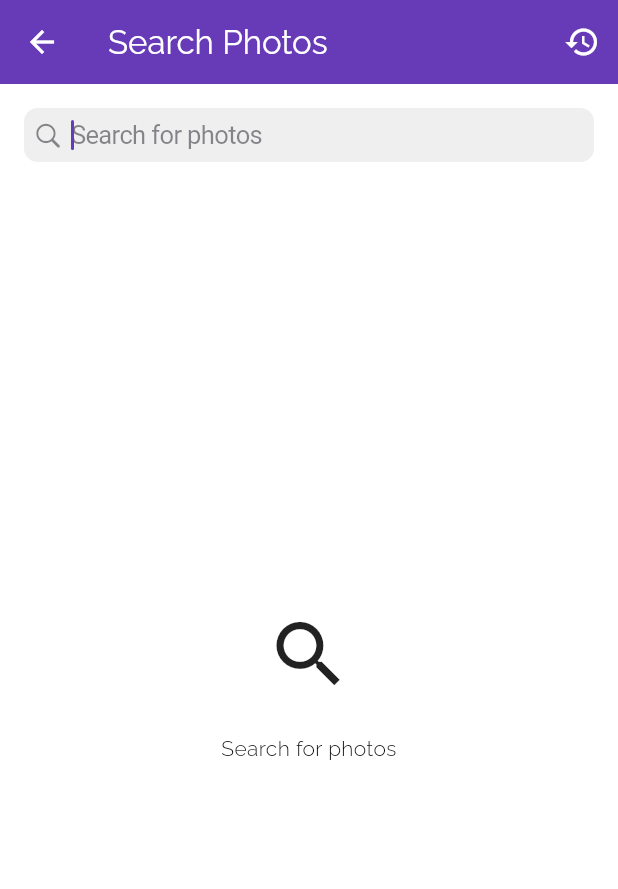
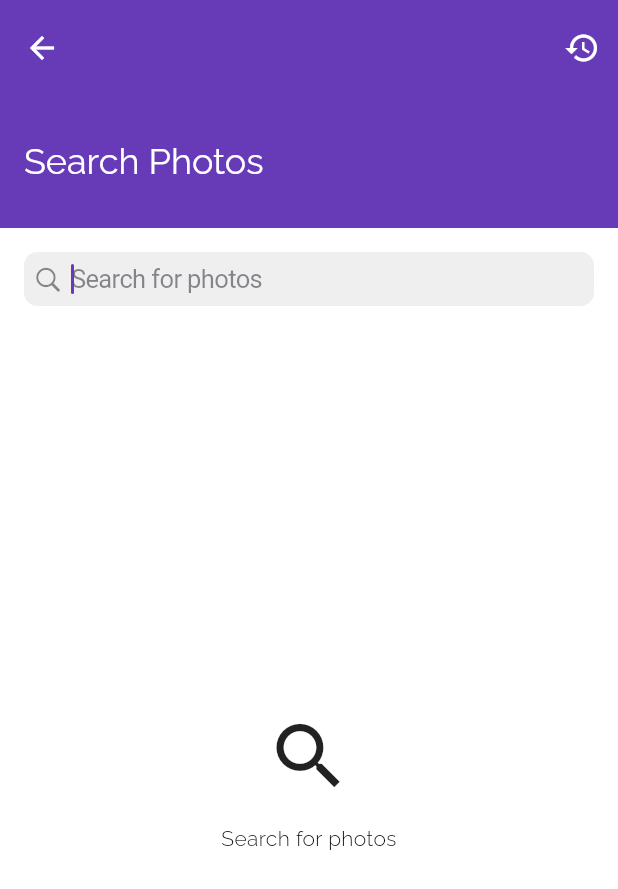
Before and after one commit to rafaelortizzableh/simple_images_app, a Flutter app: the PhotoSearchPage screen opened by its route, on a phone screen of 412 x 824 dp. Shown: the top 889 px of the screen. Run offline on Flutter 3.47's test engine with Material 3 defaults, Android fonts, the phone set to English and light mode, and no system bars; our stand-ins replace cached_network_image, dio, flutter_riverpod, shared_preferences; accounts and stored records are empty; network calls fail.

Commit message:
fix: minor layout fixes

```diff
--- a/lib/features/photos/favorite_photos/ui/favorite_photos_page.dart
+++ b/lib/features/photos/favorite_photos/ui/favorite_photos_page.dart
@@ -74,6 +74,7 @@ class FavoritePhotosPage extends ConsumerWidget {
             ),
           } else ...{
             const SliverFillRemaining(
+              hasScrollBody: false,
               child: _NoPhotosYet(),
             ),
           },
--- a/lib/features/photos/photo_search/state/photo_search_controller.dart
+++ b/lib/features/photos/photo_search/state/photo_search_controller.dart
@@ -30,7 +30,7 @@ class PhotoSearchController extends StateNotifier<PhotoSearchState> {
   static const _tag = 'PhotoSearchController';
 
   Future<void> searchPhotos({
-    required String query,
+    String? query,
     int? page,
   }) async {
     if (state.isLoading) return;
@@ -44,10 +44,11 @@ class PhotoSearchController extends StateNotifier<PhotoSearchState> {
         isLoading: pageToFetch == 1,
         failure: null,
         isLoadingMore: pageToFetch > 1,
+        query: query,
       );
-      log('Searching photos for query: $query on page: $pageToFetch');
+      log('Searching photos for query: ${state.query} on page: $pageToFetch');
       final photos = await _photosService.searchPhotos(
-        query: query,
+        query: query ?? state.query,
         page: pageToFetch,
       );
       if (!mounted) return;
--- a/lib/features/photos/photo_search/ui/photo_search_page.dart
+++ b/lib/features/photos/photo_search/ui/photo_search_page.dart
@@ -40,6 +40,7 @@ class _PhotoSearchPageConsumerState extends ConsumerState<PhotoSearchPage> {
 
   @override
   Widget build(BuildContext context) {
+    final theme = Theme.of(context);
     _listenToQueryUpdatesAndRateLimitErrors();
 
     final photoSearchPhotosState = ref.watch(
@@ -54,7 +55,20 @@ class _PhotoSearchPageConsumerState extends ConsumerState<PhotoSearchPage> {
 
     return Scaffold(
       appBar: AppBar(
-        title: const Text('Search Photos'),
+        toolbarHeight: 0,
+        automaticallyImplyLeading: false,
+      ),
+      body: CustomScrollView(
+        slivers: [
+          SliverAppBar.large(
+            centerTitle: true,
+            title: Text(
+              'Search Photos',
+              textAlign: TextAlign.center,
+              style: theme.textTheme.headlineSmall?.copyWith(
+                color: theme.foregroundColor,
+              ),
+            ),
             actions: [
               IconButton(
                 icon: const Icon(Icons.history),
@@ -62,10 +76,9 @@ class _PhotoSearchPageConsumerState extends ConsumerState<PhotoSearchPage> {
               ),
             ],
           ),
-      body: Padding(
+          SliverPadding(
             padding: AppConstants.padding16,
-        child: Column(
-          crossAxisAlignment: CrossAxisAlignment.stretch,
+            sliver: SliverList.list(
               children: [
                 Hero(
                   tag: 'search_photos_bar',
@@ -80,8 +93,11 @@ class _PhotoSearchPageConsumerState extends ConsumerState<PhotoSearchPage> {
                     ),
                   ),
                 ),
+              ],
+            ),
+          ),
           if (hasFailure) ...{
-              Expanded(
+            SliverFillRemaining(
               child: Center(
                 child: GenericError(
                   errorText: failure!.message,
@@ -95,13 +111,14 @@ class _PhotoSearchPageConsumerState extends ConsumerState<PhotoSearchPage> {
               ),
             ),
           } else if (isLoading) ...{
-              const Expanded(
+            const SliverFillRemaining(
               child: Center(
                 child: CircularProgressIndicator.adaptive(),
               ),
             ),
           } else if (hasNotSearchedForPhotos) ...{
-              const Expanded(
+            const SliverFillRemaining(
+              hasScrollBody: false,
               child: Center(
                 child: Column(
                   mainAxisAlignment: MainAxisAlignment.center,
@@ -110,28 +127,21 @@ class _PhotoSearchPageConsumerState extends ConsumerState<PhotoSearchPage> {
                       Icons.search,
                       size: AppConstants.spacing48,
                     ),
-                      AppSpacingWidgets.verticalSpacing24,
-                      Text('Search for photos', textAlign: TextAlign.center),
+                    AppSpacingWidgets.verticalSpacing16,
+                    Text(
+                      'Search for photos',
+                      textAlign: TextAlign.center,
+                    ),
                   ],
                 ),
               ),
-              ),
+            )
           } else ...{
-              Expanded(
-                child: GridView.builder(
-                  padding: const EdgeInsets.only(
-                    top: AppConstants.spacing32,
-                    right: AppConstants.spacing16,
-                    left: AppConstants.spacing16,
-                  ),
-                  gridDelegate: const SliverGridDelegateWithMaxCrossAxisExtent(
-                    maxCrossAxisExtent: 300,
-                    childAspectRatio: 0.69,
-                    mainAxisSpacing: AppConstants.spacing8,
-                    crossAxisSpacing: AppConstants.spacing8,
-                  ),
-                  itemCount: photos.length + 1,
-                  itemBuilder: (context, index) {
+            SliverPadding(
+              padding: AppConstants.padding16,
+              sliver: SliverGrid(
+                delegate: SliverChildBuilderDelegate(
+                  (context, index) {
                     final isLastItem = index == photos.length;
                     if (isLastItem) {
                       if (!hasMore) {
@@ -139,9 +149,7 @@ class _PhotoSearchPageConsumerState extends ConsumerState<PhotoSearchPage> {
                       }
                       return LoadMoreItem(
                         onShow: () {
-                          ref.read(photoSearchProvider.notifier).searchPhotos(
-                                query: ref.read(photoSearchProvider).query,
-                              );
+                          ref.read(photoSearchProvider.notifier).searchPhotos();
                         },
                         key: Key(
                           'load_more_search_photos_page_length_${photos.length}',
@@ -171,11 +179,18 @@ class _PhotoSearchPageConsumerState extends ConsumerState<PhotoSearchPage> {
                       },
                     );
                   },
+                  childCount: photos.length + 1,
+                ),
+                gridDelegate: const SliverGridDelegateWithMaxCrossAxisExtent(
+                  maxCrossAxisExtent: 300,
+                  childAspectRatio: 0.69,
+                  mainAxisSpacing: AppConstants.spacing8,
+                  crossAxisSpacing: AppConstants.spacing8,
+                ),
               ),
             ),
           },
         ],
-        ),
       ),
     );
   }
--- a/lib/features/photos/photo_search/ui/search_history_page.dart
+++ b/lib/features/photos/photo_search/ui/search_history_page.dart
@@ -36,6 +36,7 @@ class SearchHistoryPage extends ConsumerWidget {
           ),
           if (previousSearchQueries.isEmpty) ...{
             const SliverFillRemaining(
+              hasScrollBody: false,
               child: _EmptySearchHistory(),
             ),
           } else ...{
--- a/lib/features/photos/ui/photos_page.dart
+++ b/lib/features/photos/ui/photos_page.dart
@@ -56,12 +56,14 @@ class PhotosPage extends ConsumerWidget {
           ),
           if (isLoading) ...{
             const SliverFillRemaining(
+              hasScrollBody: false,
               child: Center(
                 child: CircularProgressIndicator.adaptive(),
               ),
             ),
           } else if (hasError) ...{
             SliverFillRemaining(
+              hasScrollBody: false,
               child: GenericError(
                 errorText: ref.watch(
                   photosProvider
```
Lines whose indentation alone changed are shown as unchanged.
